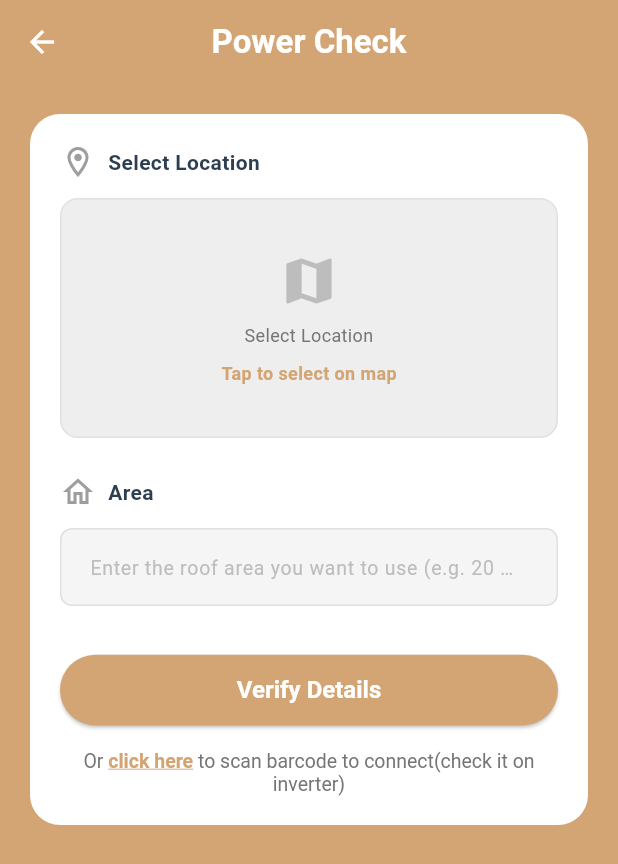
After one commit to muzzdenz/solarease, a Flutter app: the PowerCheckScreen screen opened by its route, on a phone screen of 412 x 824 dp. The commit adds this screen. Shown: the top 864 px of the screen. Run offline on Flutter 3.47's test engine with Material 3 defaults, Android fonts, the phone set to English and light mode, and no system bars; our stand-ins replace flutter_map, geolocator, latlong2, shared_preferences; accounts and stored records are empty.

Commit message:
Update: Power Check

```diff
--- a/lib/config/routes.dart
+++ b/lib/config/routes.dart
@@ -5,6 +5,7 @@ import '../screens/auth/signup_screen.dart';
 import '../screens/auth/forgot_password_screen.dart';
 import '../screens/home/home_screen.dart';
 import '../screens/service/service_plans_screen.dart';
+import '../screens/power_check/power_check_screen.dart';
 
 class AppRoutes {
   static const String splash = '/';
@@ -13,6 +14,7 @@ class AppRoutes {
   static const String forgotPassword = '/forgot_password';
   static const String home = '/home';
   static const String servicePlans = '/service_plans';
+  static const String powerCheck = '/power_check';
 
   static Map<String, WidgetBuilder> get routes {
     return {
@@ -22,6 +24,7 @@ class AppRoutes {
       forgotPassword: (context) => const ForgotPasswordScreen(),
       home: (context) => const HomeScreen(),
       servicePlans: (context) => const ServicePlansScreen(),
+      powerCheck: (context) => const PowerCheckScreen(),
     };
   }
 }
--- /dev/null
+++ b/lib/models/location_model.dart
@@ -0,0 +1,11 @@
+class LocationModel {
+  final double latitude;
+  final double longitude;
+  final String address;
+
+  LocationModel({
+    required this.latitude,
+    required this.longitude,
+    required this.address,
+  });
+}
--- a/lib/screens/home/home_screen.dart
+++ b/lib/screens/home/home_screen.dart
@@ -41,6 +41,8 @@ class _HomeScreenState extends State<HomeScreen> {
 
     if (index == 1) {
       Navigator.pushNamed(context, AppRoutes.servicePlans);
+    } else if (index == 2) {
+      Navigator.pushNamed(context, AppRoutes.powerCheck);
     }
   }
 
--- /dev/null
+++ b/lib/screens/power_check/power_check_screen.dart
@@ -0,0 +1,289 @@
+import 'package:flutter/material.dart';
+import '../../config/theme.dart';
+import '../../widgets/custom_button.dart';
+import '../../models/location_model.dart';
+import 'map_picker_screen.dart';
+
+class PowerCheckScreen extends StatefulWidget {
+  const PowerCheckScreen({Key? key}) : super(key: key);
+
+  @override
+  State<PowerCheckScreen> createState() => _PowerCheckScreenState();
+}
+
+class _PowerCheckScreenState extends State<PowerCheckScreen> {
+  final TextEditingController _areaController = TextEditingController();
+  String selectedLocation = 'Select Location';
+  LocationModel? pickedLocation;
+  bool _showResult = false;
+
+  @override
+  void dispose() {
+    _areaController.dispose();
+    super.dispose();
+  }
+
+  Future<void> _openMapPicker() async {
+    final result = await Navigator.push<LocationModel>(
+      context,
+      MaterialPageRoute(builder: (context) => const MapPickerScreen()),
+    );
+
+    if (result != null) {
+      setState(() {
+        pickedLocation = result;
+        selectedLocation = result.address;
+      });
+    }
+  }
+
+  void _verifyDetails() {
+    if (_areaController.text.isEmpty || pickedLocation == null) {
+      ScaffoldMessenger.of(context).showSnackBar(
+        const SnackBar(content: Text('Please fill all fields')),
+      );
+      return;
+    }
+    setState(() {
+      _showResult = true;
+    });
+  }
+
+  @override
+  Widget build(BuildContext context) {
+    return Scaffold(
+      backgroundColor: AppTheme.primaryGold,
+      appBar: AppBar(
+        backgroundColor: AppTheme.primaryGold,
+        elevation: 0,
+        leading: IconButton(
+          icon: const Icon(Icons.arrow_back, color: Colors.white),
+          onPressed: () => Navigator.pop(context),
+        ),
+        title: const Text(
+          'Power Check',
+          style: TextStyle(color: Colors.white, fontWeight: FontWeight.bold),
+        ),
+        centerTitle: true,
+      ),
+      body: Stack(
+        children: [
+          SingleChildScrollView(
+            child: Column(
+              children: [
+                const SizedBox(height: 20),
+                Container(
+                  margin: const EdgeInsets.symmetric(horizontal: 20),
+                  padding: const EdgeInsets.all(20),
+                  decoration: BoxDecoration(
+                    color: Colors.white,
+                    borderRadius: BorderRadius.circular(20),
+                  ),
+                  child: Column(
+                    crossAxisAlignment: CrossAxisAlignment.start,
+                    children: [
+                      Row(
+                        children: const [
+                          Icon(Icons.location_on_outlined, color: Colors.grey),
+                          SizedBox(width: 8),
+                          Text(
+                            'Select Location',
+                            style: TextStyle(
+                              fontSize: 14,
+                              fontWeight: FontWeight.w600,
+                              color: AppTheme.darkText,
+                            ),
+                          ),
+                        ],
+                      ),
+                      const SizedBox(height: 12),
+                      GestureDetector(
+                        onTap: _openMapPicker,
+                        child: Container(
+                          height: 160,
+                          decoration: BoxDecoration(
+                            color: Colors.grey.shade200,
+                            borderRadius: BorderRadius.circular(12),
+                            border: Border.all(color: Colors.grey.shade300),
+                          ),
+                          child: Stack(
+                            children: [
+                              Center(
+                                child: Column(
+                                  mainAxisAlignment: MainAxisAlignment.center,
+                                  children: [
+                                    Icon(Icons.map, size: 40, color: Colors.grey.shade400),
+                                    const SizedBox(height: 8),
+                                    Text(
+                                      selectedLocation,
+                                      style: TextStyle(color: Colors.grey.shade600, fontSize: 12),
+                                      textAlign: TextAlign.center,
+                                    ),
+                                    const SizedBox(height: 8),
+                                    Text(
+                                      'Tap to select on map',
+                                      style: TextStyle(
+                                        color: AppTheme.primaryGold,
+                                        fontSize: 12,
+                                        fontWeight: FontWeight.bold,
+                                      ),
+                                    ),
+                                  ],
+                                ),
+                              ),
+                            ],
+                          ),
+                        ),
+                      ),
+                      const SizedBox(height: 24),
+                      Row(
+                        children: const [
+                          Icon(Icons.home_outlined, color: Colors.grey),
+                          SizedBox(width: 8),
+                          Text(
+                            'Area',
+                            style: TextStyle(
+                              fontSize: 14,
+                              fontWeight: FontWeight.w600,
+                              color: AppTheme.darkText,
+                            ),
+                          ),
+                        ],
+                      ),
+                      const SizedBox(height: 12),
+                      TextField(
+                        controller: _areaController,
+                        keyboardType: TextInputType.number,
+                        decoration: InputDecoration(
+                          hintText: 'Enter the roof area you want to use (e.g. 20 m²)',
+                          hintStyle: TextStyle(fontSize: 13, color: Colors.grey.shade400),
+                          filled: true,
+                          fillColor: Colors.grey.shade100,
+                          border: OutlineInputBorder(
+                            borderRadius: BorderRadius.circular(8),
+                            borderSide: BorderSide(color: Colors.grey.shade300),
+                          ),
+                          enabledBorder: OutlineInputBorder(
+                            borderRadius: BorderRadius.circular(8),
+                            borderSide: BorderSide(color: Colors.grey.shade300),
+                          ),
+                          focusedBorder: OutlineInputBorder(
+                            borderRadius: BorderRadius.circular(8),
+                            borderSide: const BorderSide(color: AppTheme.primaryGold, width: 2),
+                          ),
+                          contentPadding: const EdgeInsets.symmetric(horizontal: 16, vertical: 14),
+                        ),
+                      ),
+                      const SizedBox(height: 32),
+                      CustomButton(
+                        label: 'Verify Details',
+                        onPressed: _verifyDetails,
+                      ),
+                      const SizedBox(height: 16),
+                      Center(
+                        child: RichText(
+                          textAlign: TextAlign.center,
+                          text: TextSpan(
+                            text: 'Or ',
+                            style: TextStyle(color: Colors.grey.shade600, fontSize: 13),
+                            children: [
+                              TextSpan(
+                                text: 'click here',
+                                style: const TextStyle(
+                                  color: AppTheme.primaryGold,
+                                  fontWeight: FontWeight.bold,
+                                  decoration: TextDecoration.underline,
+                                ),
+                              ),
+                              TextSpan(
+                                text: ' to scan barcode to connect(check it on inverter)',
+                                style: TextStyle(color: Colors.grey.shade600),
+                              ),
+                            ],
+                          ),
+                        ),
+                      ),
+                    ],
+                  ),
+                ),
+                const SizedBox(height: 100),
+              ],
+            ),
+          ),
+          if (_showResult)
+            GestureDetector(
+              onTap: () {
+                setState(() {
+                  _showResult = false;
+                });
+              },
+              child: Container(
+                color: Colors.black54,
+                child: Center(
+                  child: Container(
+                    margin: const EdgeInsets.symmetric(horizontal: 40),
+                    padding: const EdgeInsets.all(24),
+                    decoration: BoxDecoration(
+                      color: Colors.white,
+                      borderRadius: BorderRadius.circular(20),
+                    ),
+                    child: Column(
+                      mainAxisSize: MainAxisSize.min,
+                      children: [
+                        Container(
+                          width: 80,
+                          height: 80,
+                          decoration: BoxDecoration(
+                            color: AppTheme.primaryGold,
+                            shape: BoxShape.circle,
+                          ),
+                          child: const Icon(
+                            Icons.check,
+                            color: Colors.white,
+                            size: 50,
+                          ),
+                        ),
+                        const SizedBox(height: 20),
+                        const Text(
+                          'Power Check Result',
+                          style: TextStyle(
+                            fontSize: 18,
+                            fontWeight: FontWeight.bold,
+                            color: AppTheme.darkText,
+                          ),
+                        ),
+                        const SizedBox(height: 16),
+                        Row(
+                          mainAxisAlignment: MainAxisAlignment.center,
+                          children: const [
+                            Icon(Icons.flash_on, color: Colors.grey, size: 20),
+                            SizedBox(width: 8),
+                            Text(
+                              'Capacity (watts or Kilowatts)',
+                              style: TextStyle(color: Colors.grey, fontSize: 13),
+                            ),
+                          ],
+                        ),
+                        const SizedBox(height: 24),
+                        CustomButton(
+                          label: 'Confirm',
+                          onPressed: () {
+                            setState(() {
+                              _showResult = false;
+                            });
+                            ScaffoldMessenger.of(context).showSnackBar(
+                              const SnackBar(content: Text('Power check confirmed!')),
+                            );
+                          },
+                        ),
+                      ],
+                    ),
+                  ),
+                ),
+              ),
+            ),
+        ],
+      ),
+    );
+  }
+}
--- a/pubspec.yaml
+++ b/pubspec.yaml
@@ -11,6 +11,11 @@ dependencies:
     sdk: flutter
   cupertino_icons: ^1.0.8
   shared_preferences: ^2.1.0
+  google_maps_flutter: ^2.2.5
+  geolocator: ^9.0.2
+  flutter_map: ^8.2.2
+  latlong2: ^0.9.0
+
 
 dev_dependencies:
   flutter_test:
```
Also changed, not shown: lib/screens/power_check/map_picker_screen.dart (added, +254 -0 lines), lib/models/location.dart (added), pubspec.lock, 6 other files.
